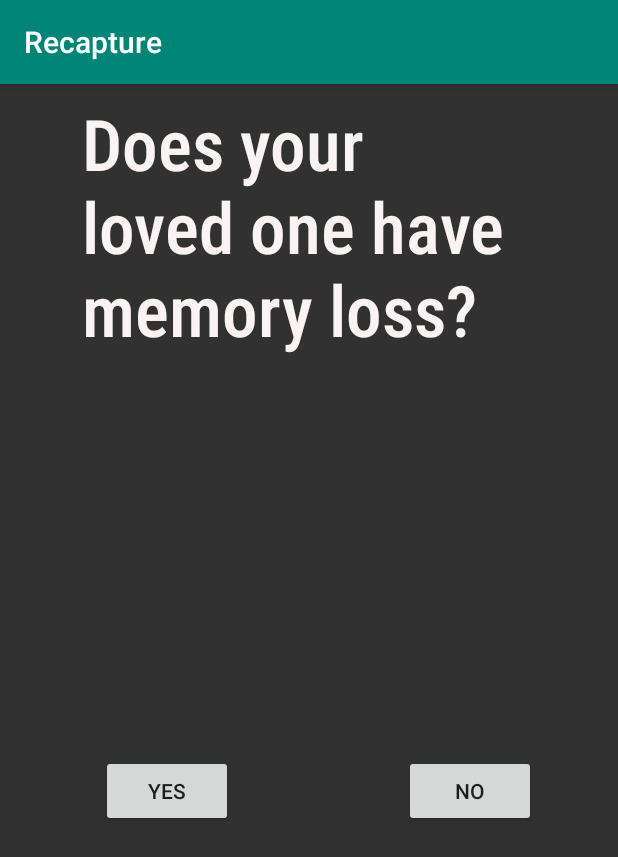
After one commit to Bazifrasool/Recapture, an Android app: the Friend_Quiz_1 screen opened directly, with no data from a screen before it, on a phone screen of 412 x 824 dp. The commit adds this screen. Shown: the top 857 px of the screen. Run offline under Robolectric (Android 15) with nearby library versions, the phone set to English and light mode, and no system bars.

Commit message:
Added Friend Quiz_

```diff
--- a/app/src/main/AndroidManifest.xml
+++ b/app/src/main/AndroidManifest.xml
@@ -9,7 +9,8 @@
         android:roundIcon="@mipmap/ic_launcher_round"
         android:supportsRtl="true"
         android:theme="@style/AppTheme">
-        <activity android:name=".Quiz_Page_2"></activity>
+        <activity android:name=".Friend_Quiz_1"></activity>
+        <activity android:name=".Quiz_Page_2" />
         <activity android:name=".Quiz_Page_1" />
         <activity android:name=".MainActivity">
             <intent-filter>
--- /dev/null
+++ b/app/src/main/java/com/example/recapture_v_0/Friend_Quiz_1.java
@@ -0,0 +1,47 @@
+package com.example.recapture_v_0;
+
+import androidx.appcompat.app.AppCompatActivity;
+
+import android.os.Bundle;
+import android.view.View;
+import android.widget.TextView;
+
+public class Friend_Quiz_1 extends AppCompatActivity {
+
+    protected  int score = 0;
+    protected  int question_number = 0;
+    String []Questions_array = {"If so, is their memory worse than a few years ago?","Does the patient repeat questions OR statements OR stories in the same day?",
+                    "Does the patient suspect others are moving, hiding or stealing items when they cannot find them?"};
+    @Override
+    protected void onCreate(Bundle savedInstanceState) {
+        super.onCreate(savedInstanceState);
+        setContentView(R.layout.activity_friend__quiz_1);
+    }
+
+
+    public void Yes_button(View view)
+    {
+        if(question_number<Questions_array.length) {
+            TextView txtvw = (TextView) findViewById(R.id.textView5);
+            score++;
+            txtvw.setText(Questions_array[question_number]);
+            question_number++;
+        }
+        else{
+            //finish test and display result
+        }
+    }
+    public void No_button(View view)
+    {
+        if(question_number<Questions_array.length) {
+            TextView txtvw = (TextView) findViewById(R.id.textView5);
+            txtvw.setText(Questions_array[question_number]);
+            question_number++;
+        }
+        else{
+            //finish test and display result
+        }
+    }
+
+
+}
--- a/app/src/main/java/com/example/recapture_v_0/MainActivity.java
+++ b/app/src/main/java/com/example/recapture_v_0/MainActivity.java
@@ -13,10 +13,15 @@
         super.onCreate(savedInstanceState);
         setContentView(R.layout.activity_main);
     }
-   public  void buttonclick(View view)
+    public  void buttonclickyourself(View view)
     {
         Intent intent = new Intent(this,Quiz_Page_1.class);
         startActivity(intent);
     }
+    public  void buttonclickfriend(View view)
+    {
+        Intent intent = new Intent(this,Friend_Quiz_1.class);
+        startActivity(intent);
+    }
 
 }
--- /dev/null
+++ b/app/src/main/res/layout/activity_friend__quiz_1.xml
@@ -0,0 +1,55 @@
+<?xml version="1.0" encoding="utf-8"?>
+<androidx.constraintlayout.widget.ConstraintLayout xmlns:android="http://schemas.android.com/apk/res/android"
+    xmlns:app="http://schemas.android.com/apk/res-auto"
+    xmlns:tools="http://schemas.android.com/tools"
+    android:layout_width="match_parent"
+    android:layout_height="match_parent"
+    android:background="#E9201F1F"
+    tools:context=".Friend_Quiz_1">
+
+    <Button
+        android:id="@+id/button2"
+        android:layout_width="wrap_content"
+        android:layout_height="wrap_content"
+        android:layout_marginStart="22dp"
+        android:layout_marginTop="264dp"
+        android:layout_marginEnd="68dp"
+        android:text="Yes"
+        android:onClick="Yes_button"
+        app:layout_constraintEnd_toStartOf="@+id/button3"
+        app:layout_constraintStart_toStartOf="parent"
+        app:layout_constraintTop_toBottomOf="@+id/textView5" />
+
+    <Button
+        android:id="@+id/button3"
+        android:layout_width="wrap_content"
+        android:layout_height="wrap_content"
+        android:layout_marginTop="264dp"
+        android:layout_marginEnd="9dp"
+        android:text="No"
+        android:onClick="No_button"
+        app:layout_constraintEnd_toEndOf="parent"
+        app:layout_constraintStart_toEndOf="@+id/button2"
+        app:layout_constraintTop_toBottomOf="@+id/textView5" />
+
+
+    <TextView
+        android:id="@+id/textView5"
+        android:layout_width="367dp"
+        android:layout_height="175dp"
+        android:layout_marginStart="31dp"
+        android:layout_marginTop="8dp"
+        android:layout_marginEnd="31dp"
+        android:autoSizeMaxTextSize="100sp"
+        android:autoSizeMinTextSize="8sp"
+        android:autoSizeTextType="uniform"
+        android:fontFamily="sans-serif-condensed-medium"
+        android:paddingLeft="32dp"
+        android:paddingRight="32dp"
+        android:text="Does your loved one have memory loss?"
+        android:textColor="#FAFFF7F7"
+        android:textIsSelectable="false"
+        app:layout_constraintEnd_toEndOf="parent"
+        app:layout_constraintStart_toStartOf="parent"
+        app:layout_constraintTop_toTopOf="parent" />
+</androidx.constraintlayout.widget.ConstraintLayout>
--- a/app/src/main/res/layout/activity_main.xml
+++ b/app/src/main/res/layout/activity_main.xml
@@ -12,7 +12,7 @@
         android:layout_height="48dp"
         android:layout_marginBottom="12dp"
         android:text="Play for Yourself"
-        android:onClick="buttonclick"
+        android:onClick="buttonclickyourself"
         app:layout_constraintBottom_toTopOf="@+id/Help_button"
         app:layout_constraintEnd_toEndOf="parent"
         app:layout_constraintStart_toStartOf="parent" />
@@ -23,6 +23,7 @@
         android:layout_height="48dp"
         android:layout_marginBottom="32dp"
         android:text="Play for a Friend"
+        android:onClick="buttonclickfriend"
         app:layout_constraintBottom_toBottomOf="parent"
         app:layout_constraintEnd_toEndOf="parent"
         app:layout_constraintStart_toStartOf="parent" />
```
